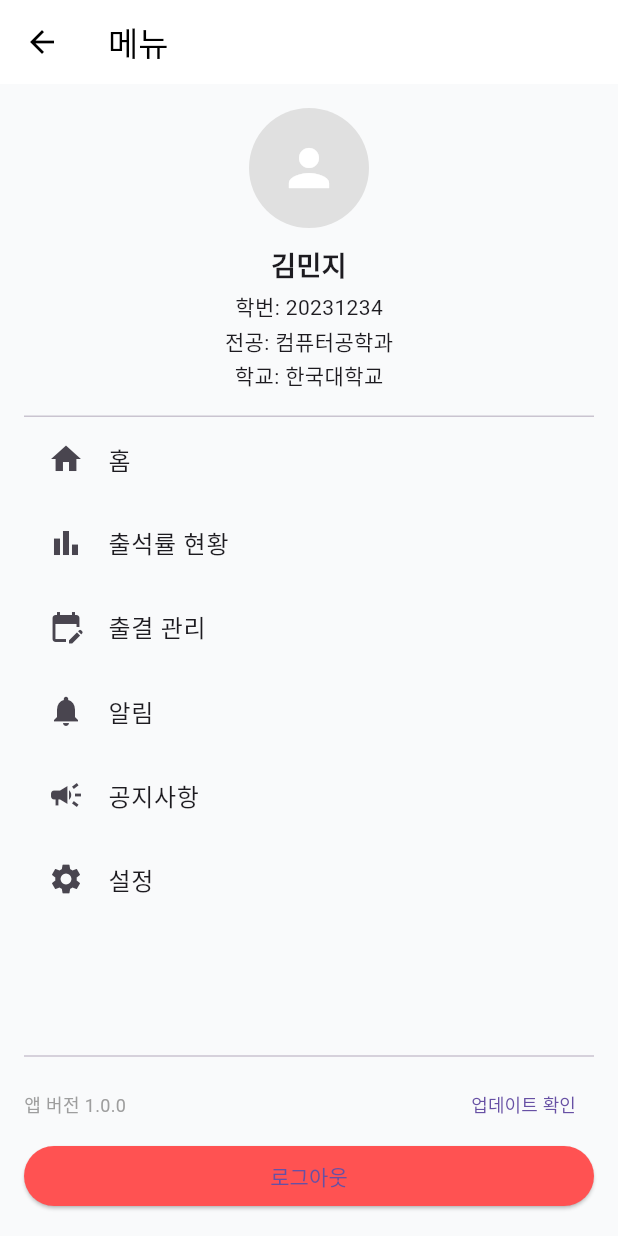
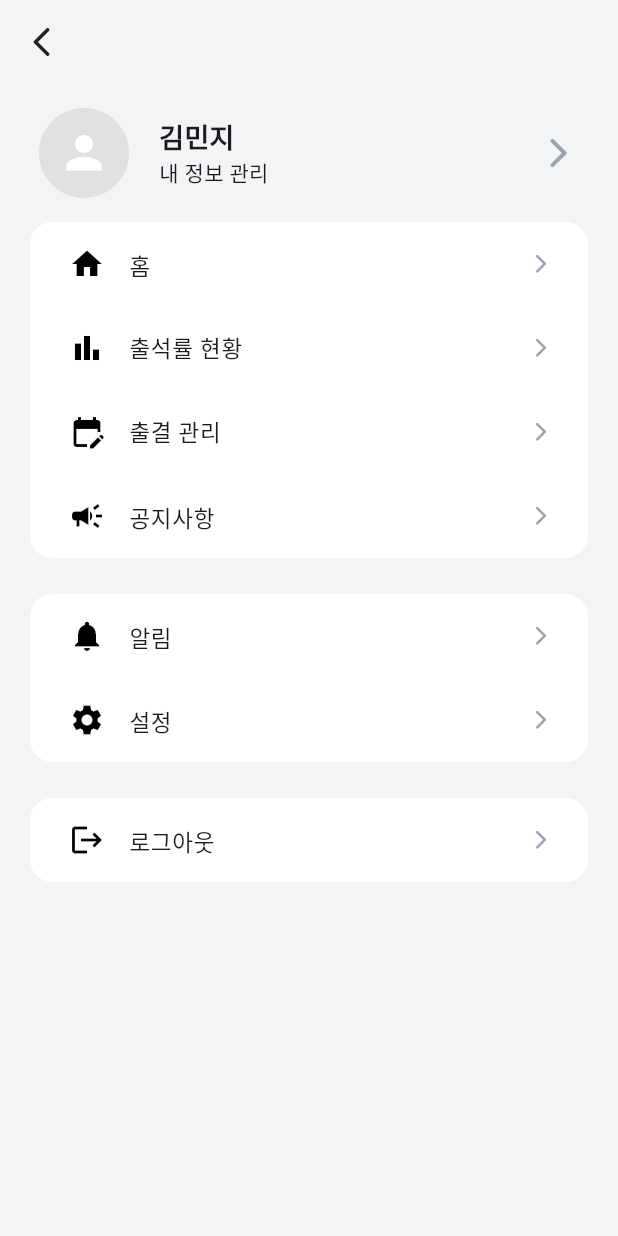
Before and after one commit to popcorn0125/CHECKIN_APP, a Flutter app: the MenuPage screen opened by its route, on a phone screen of 412 x 824 dp. Run offline on Flutter 3.47's test engine with Material 3 defaults, Android fonts, the phone set to English and light mode, and no system bars; our stand-ins replace google_fonts, table_calendar.

Commit message:
250317 김준식 메뉴페이지 레이아웃 및 스타일 수정완료

```diff
--- a/lib/pages/menu_page.dart
+++ b/lib/pages/menu_page.dart
@@ -6,30 +6,41 @@ class MenuPage extends StatelessWidget {
   @override
   Widget build(BuildContext context) {
     return Scaffold(
-      backgroundColor: const Color(0xFFF9FAFB),
+      backgroundColor: const Color(0xFFF3F4F6),
       appBar: AppBar(
-        backgroundColor: Colors.white,
-        elevation: 0,
-        title: const Text(
-          '메뉴',
-          style: TextStyle(color: Colors.black),
+        backgroundColor: const Color(0xFFF3F4F6),
+        leading: IconButton(
+          icon: const Icon(Icons.arrow_back_ios_rounded, color: Colors.black87),
+          onPressed: () {
+            Navigator.pop(context);
+          },
         ),
-        iconTheme: const IconThemeData(color: Colors.black),
       ),
-      body: SafeArea(
-        child: Padding(
-          padding: const EdgeInsets.all(16),
+      body: SingleChildScrollView(
+        padding: const EdgeInsets.symmetric(horizontal: 16, vertical: 16),
         child: Column(
+          crossAxisAlignment: CrossAxisAlignment.start,
           children: [
             // ────────────── 프로필 영역 ──────────────
             Column(
               children: [
-                  CircleAvatar(
-                    radius: 40,
+                Row(
+                  children: [
+                    Padding(
+                      padding: const EdgeInsets.only(left: 10), // 오른쪽으로 10 이동
+                      child: CircleAvatar(
+                        radius: 30,
                         backgroundColor: Colors.grey.shade300,
-                    child: const Icon(Icons.person, size: 40, color: Colors.white),
+                        child: const Icon(Icons.person,
+                            size: 35, color: Colors.white),
                       ),
-                  const SizedBox(height: 12),
+                    ),
+                    const SizedBox(width: 10), // 아이콘과 텍스트 사이 여백 추가
+                    Padding(
+                      padding: const EdgeInsets.only(left: 10),
+                      child: Column(
+                        crossAxisAlignment: CrossAxisAlignment.start,
+                        children: [
                           const Text(
                             '김민지',
                             style: TextStyle(
@@ -37,20 +48,30 @@ class MenuPage extends StatelessWidget {
                               fontWeight: FontWeight.bold,
                             ),
                           ),
-                  const SizedBox(height: 4),
-                  const Text('학번: 20231234'),
-                  const SizedBox(height: 2),
-                  const Text('전공: 컴퓨터공학과'),
-                  const SizedBox(height: 2),
-                  const Text('학교: 한국대학교'),
+                          const Text('내 정보 관리'),
                         ],
                       ),
-              const SizedBox(height: 16),
-              const Divider(height: 1),
-
-              // ────────────── 메뉴 항목 리스트 ──────────────
-              Expanded(
-                child: ListView(
+                    ),
+                    const Spacer(), // 아이콘을 오른쪽 정렬
+                    IconButton(
+                      icon: const Icon(Icons.arrow_forward_ios_rounded,
+                          color: Color(0xFF9CA3AF)),
+                      onPressed: () {
+                        // Navigator.pop(context);
+                      },
+                    ),
+                  ],
+                ),
+                const SizedBox(height: 12),
+              ],
+            ),
+            // ────────────── 홈, 출석률 현황, 출결 관리, 공지사항 영역 ──────────────
+            Card(
+              color: Colors.white,
+              shape: RoundedRectangleBorder(
+                  borderRadius: BorderRadius.circular(15)),
+              elevation: 0,
+              child: Column(
                 children: [
                   _buildMenuItem(Icons.home, '홈', onTap: () {
                     Navigator.pushNamed(context, '/');
@@ -58,52 +79,44 @@ class MenuPage extends StatelessWidget {
                   _buildMenuItem(Icons.bar_chart, '출석률 현황', onTap: () {
                     Navigator.pushNamed(context, '/status');
                   }),
-                    // 출결 관리 버튼 수정: 클릭하면 '/attendance' 라우트로 이동
                   _buildMenuItem(Icons.edit_calendar, '출결 관리', onTap: () {
                     Navigator.pushNamed(context, '/attendance');
                   }),
+                  _buildMenuItem(Icons.campaign, '공지사항', onTap: () {
+                    Navigator.pushNamed(context, '/notice');
+                  }),
+                ],
+              ),
+            ),
+            const SizedBox(height: 16),
+            // ────────────── 알림, 설정 영역 ──────────────
+            Card(
+              color: Colors.white,
+              shape: RoundedRectangleBorder(
+                  borderRadius: BorderRadius.circular(15)),
+              elevation: 0,
+              child: Column(
+                children: [
                   _buildMenuItem(Icons.notifications, '알림', onTap: () {
                     Navigator.pushNamed(context, '/alarm');
-                    }),
-                    _buildMenuItem(Icons.campaign, '공지사항', onTap: () {
-                      Navigator.pushNamed(context, '/notice');
                   }),
                   _buildMenuItem(Icons.settings, '설정', onTap: () {}),
                 ],
               ),
             ),
-
-              const Divider(),
-
-              // ────────────── 하단 앱버전 & 업데이트 ──────────────
-              Row(
-                mainAxisAlignment: MainAxisAlignment.spaceBetween,
-                children: [
-                  const Text('앱 버전 1.0.0', style: TextStyle(fontSize: 12, color: Colors.grey)),
-                  TextButton(
-                    onPressed: () {
-                      // TODO: 업데이트 확인 로직
-                    },
-                    child: const Text('업데이트 확인', style: TextStyle(fontSize: 12)),
+            const SizedBox(height: 16),
+            // ────────────── 로그아웃 영역 ──────────────
+            Card(
+              color: Colors.white,
+              shape: RoundedRectangleBorder(
+                borderRadius: BorderRadius.circular(15),
+              ),
+              elevation: 0,
+              child: _buildMenuItem(Icons.logout, '로그아웃', onTap: () {
+                // 로그아웃 기능 추가
+              }),
             ),
           ],
-              ),
-
-              // ────────────── 로그아웃 버튼 ──────────────
-              SizedBox(
-                width: double.infinity,
-                child: ElevatedButton(
-                  onPressed: () {
-                    // TODO: 로그아웃 처리
-                  },
-                  style: ElevatedButton.styleFrom(
-                    backgroundColor: Colors.redAccent,
-                  ),
-                  child: const Text('로그아웃'),
-                ),
-              ),
-            ],
-          ),
         ),
       ),
     );
@@ -112,8 +125,13 @@ class MenuPage extends StatelessWidget {
   // 메뉴 아이템 빌더
   Widget _buildMenuItem(IconData icon, String label, {VoidCallback? onTap}) {
     return ListTile(
-      leading: Icon(icon),
-      title: Text(label),
+      leading: Padding(
+        padding: const EdgeInsets.only(left: 10),
+        child: Icon(icon, color: Colors.black),
+      ),
+      title: Text(label, style: const TextStyle(fontSize: 15)),
+      trailing: const Icon(Icons.arrow_forward_ios_rounded,
+          size: 15, color: Color(0xFF9CA3AF)),
       onTap: onTap,
     );
   }
```
Lines whose indentation alone changed are shown as unchanged.
